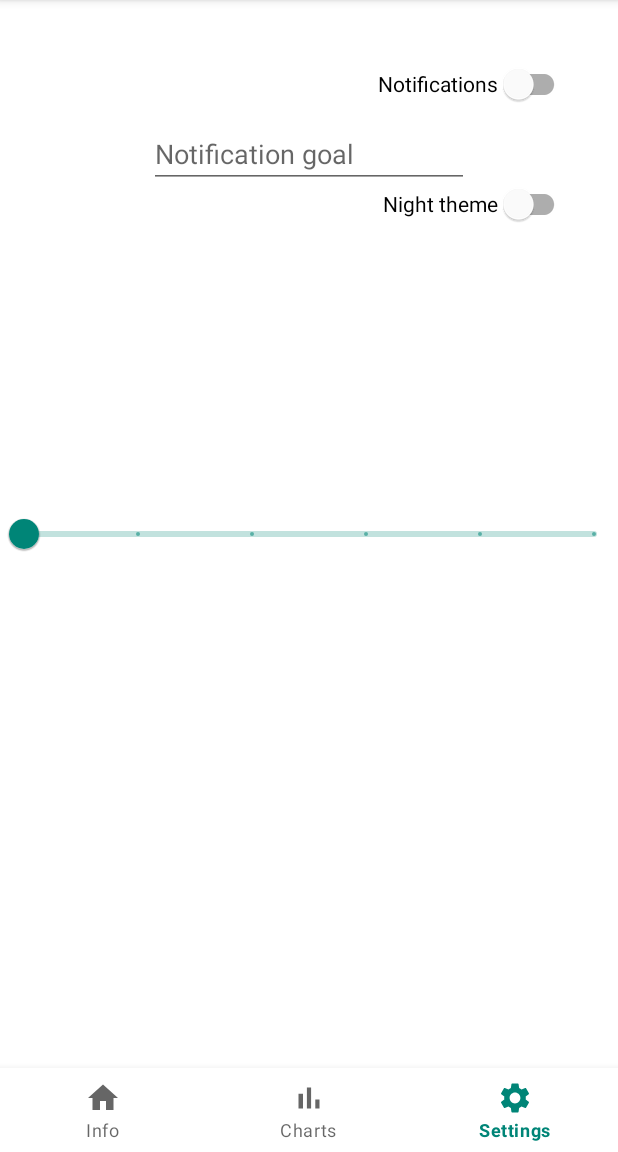
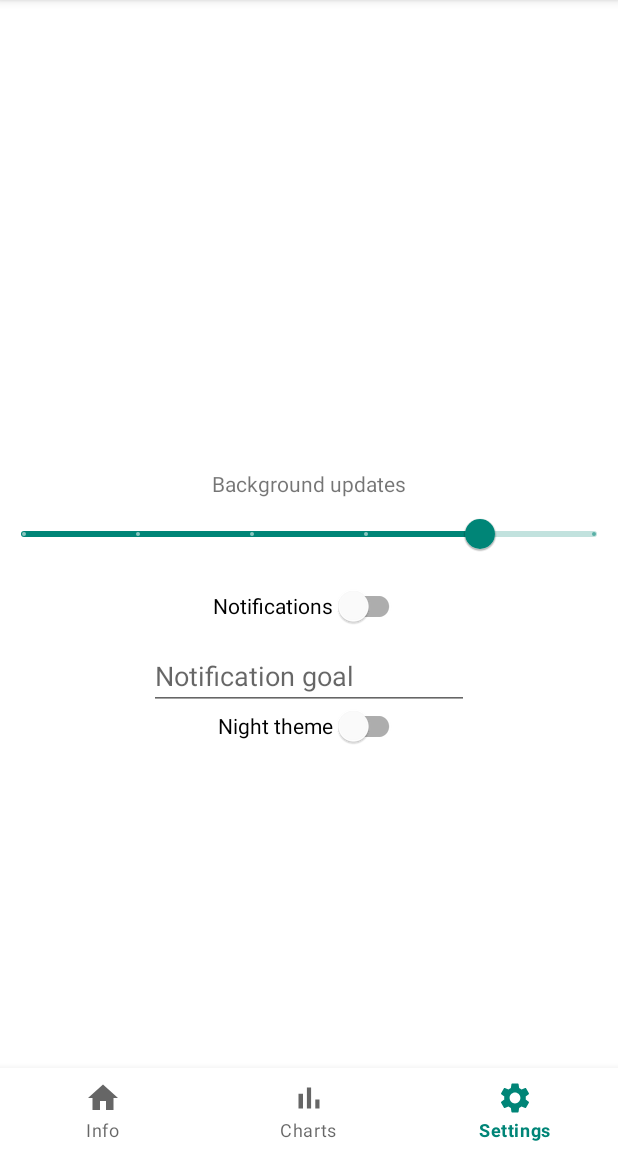
Before and after one commit to LisPI/KeepInAkurs, an Android app: the HomeFragment screen opened directly, with no data from a screen before it, item 3 of the bottom bar chosen, on a phone screen of 412 x 824 dp, the part 84-1236 px from its top. Run offline under Robolectric (Android 15) with nearby library versions, the phone set to English and light mode, and no system bars; our stand-ins replace Room's generated code; libraries missing offline, so code that uses them is left out: com.github.mikephil.charting; Roboto replaces fonts that are not available here; 2 statements that could not run were skipped.

Commit message:
feat: workManager settings, add strings

```diff
--- a/app/src/main/java/com/develop/room530/lis/akursnotify/MyWorker.kt
+++ b/app/src/main/java/com/develop/room530/lis/akursnotify/MyWorker.kt
@@ -33,15 +33,15 @@ class MyWorker(private val appContext: Context, workerParams: WorkerParameters)
 
         Log.d("nbrb currency", nbrbRates.lastOrNull()?.price.toString())
         val pushEnabled = runBlocking { appContext.dataStore.data.first()[PrefsKeys.PUSH] }
-        if(pushEnabled == true){
+        if (pushEnabled == true) {
             sendNotification(nbrbRates.lastOrNull()?.price.toString())
         }
-        Log.d("nbrb currency", pushEnabled.toString())
+        Log.d("push enabled", pushEnabled.toString())
 
         return Result.success()
     }
 
-    private fun sendNotification(rate : String) {
+    private fun sendNotification(rate: String) {
         val intent = Intent(appContext, MainActivity::class.java)
         intent.addFlags(Intent.FLAG_ACTIVITY_CLEAR_TOP)
         intent.addFlags(Intent.FLAG_ACTIVITY_SINGLE_TOP)
--- a/app/src/main/java/com/develop/room530/lis/akursnotify/SettingsFragment.kt
+++ b/app/src/main/java/com/develop/room530/lis/akursnotify/SettingsFragment.kt
@@ -5,18 +5,24 @@ import android.os.Bundle
 import android.view.View
 import androidx.datastore.preferences.core.booleanPreferencesKey
 import androidx.datastore.preferences.core.edit
+import androidx.datastore.preferences.core.floatPreferencesKey
 import androidx.datastore.preferences.preferencesDataStore
 import androidx.fragment.app.Fragment
 import androidx.lifecycle.lifecycleScope
+import androidx.work.*
 import com.google.android.material.slider.Slider
 import com.google.android.material.switchmaterial.SwitchMaterial
 import kotlinx.coroutines.flow.first
+import java.util.concurrent.TimeUnit
 
 private const val SETTINGS_NAME = "user_preferences"
+const val DEFAULT_WORK_INTERVAL = 4F
+const val DEFAULT_PUSH_SETTINGS = false
 val Context.dataStore by preferencesDataStore(name = SETTINGS_NAME)
 
 object PrefsKeys {
     val PUSH = booleanPreferencesKey("push_key")
+    val WORK_INTERVAL = floatPreferencesKey("slider_value")
 }
 
 class SettingsFragment : Fragment(R.layout.fragment_settings) {
@@ -30,7 +36,8 @@ class SettingsFragment : Fragment(R.layout.fragment_settings) {
         frequencySlider = view.findViewById(R.id.frequency_slider)
 
         lifecycleScope.launchWhenCreated {
-            pushSwitch.isChecked = requireActivity().dataStore.data.first()[PrefsKeys.PUSH] ?: false
+            pushSwitch.isChecked = requireActivity().dataStore.data.first()[PrefsKeys.PUSH] ?: DEFAULT_PUSH_SETTINGS
+            frequencySlider.value = requireActivity().dataStore.data.first()[PrefsKeys.WORK_INTERVAL] ?: DEFAULT_WORK_INTERVAL
         }
 
         pushSwitch.setOnCheckedChangeListener { _, isChecked ->
@@ -42,14 +49,60 @@ class SettingsFragment : Fragment(R.layout.fragment_settings) {
         }
 
         frequencySlider.setLabelFormatter { value: Float ->
-            when(value){
-                0F -> "1 hour"
-                1F -> "2 hour"
-                2F -> "4 hour"
-                3F -> "8 hour"
-                4F -> "16 hour"
-                else -> "1 day"
+            when (value) {
+                0F -> getString(R.string.slider_0_label)
+                1F -> getString(R.string.slider_1_label)
+                2F -> getString(R.string.slider_2_label)
+                3F -> getString(R.string.slider_3_label)
+                4F -> getString(R.string.slider_4_label)
+                else -> getString(R.string.slider_5_label)
             }
         }
+
+        frequencySlider.addOnChangeListener { rangeSlider, value, fromUser ->
+            lifecycleScope.launchWhenCreated {
+                requireActivity().dataStore.edit { preferences ->
+                    preferences[PrefsKeys.WORK_INTERVAL] = value
+                }
+            }
+            updatePeriodicWork(requireContext(), value)
+        }
+    }
+
+    private fun updatePeriodicWork(context: Context, newInterval: Float) {
+
+        val constraints = Constraints.Builder()
+            .setRequiredNetworkType(NetworkType.CONNECTED)
+            .setRequiresBatteryNotLow(true)
+//            .apply {
+//                if (Build.VERSION.SDK_INT >= Build.VERSION_CODES.M) {
+//                    setRequiresDeviceIdle(true)
+//                }
+//            }
+            .build()
+
+        if(newInterval == 0F)
+        {
+            WorkManager.getInstance(context).cancelUniqueWork(MyWorker.WORK_NAME)
+            return
+        }
+
+        val repeatingRequest =
+            when (newInterval) {
+                1F -> PeriodicWorkRequestBuilder<MyWorker>(7, TimeUnit.DAYS)
+                2F -> PeriodicWorkRequestBuilder<MyWorker>(1, TimeUnit.DAYS)
+                3F -> PeriodicWorkRequestBuilder<MyWorker>(4, TimeUnit.HOURS)
+                4F -> PeriodicWorkRequestBuilder<MyWorker>(1, TimeUnit.HOURS)
+                else -> PeriodicWorkRequestBuilder<MyWorker>(15, TimeUnit.MINUTES)
+            }
+                .setConstraints(constraints)
+                .setInitialDelay(10, TimeUnit.SECONDS) // FIXME for debug
+                .build()
+
+        WorkManager.getInstance(context).enqueueUniquePeriodicWork(
+            MyWorker.WORK_NAME,
+            ExistingPeriodicWorkPolicy.REPLACE,
+            repeatingRequest
+        )
     }
 }
--- a/app/src/main/res/layout/fragment_settings.xml
+++ b/app/src/main/res/layout/fragment_settings.xml
@@ -8,11 +8,10 @@
             android:id="@+id/switch1"
             android:layout_width="wrap_content"
             android:layout_height="wrap_content"
-            android:layout_marginTop="32dp"
-            android:layout_marginEnd="32dp"
             android:text="@string/notification_switch_label"
             app:layout_constraintEnd_toEndOf="parent"
-            app:layout_constraintTop_toTopOf="parent" />
+            app:layout_constraintStart_toStartOf="parent"
+            app:layout_constraintTop_toBottomOf="@+id/frequency_slider" />
 
     <com.google.android.material.switchmaterial.SwitchMaterial
             android:id="@+id/switch2"
@@ -39,13 +38,23 @@
             android:id="@+id/frequency_slider"
             android:layout_width="wrap_content"
             android:layout_height="wrap_content"
+            android:layout_marginStart="16dp"
+            android:layout_marginEnd="16dp"
+            android:stepSize="1.0"
             android:valueFrom="0.0"
             android:valueTo="5.0"
-            android:stepSize="1.0"
-
             app:layout_constraintBottom_toBottomOf="parent"
             app:layout_constraintEnd_toEndOf="parent"
             app:layout_constraintStart_toStartOf="parent"
             app:layout_constraintTop_toTopOf="parent" />
 
+    <TextView
+            android:id="@+id/slider_label"
+            android:layout_width="wrap_content"
+            android:layout_height="wrap_content"
+            android:text="@string/background_updates_slider_label"
+            app:layout_constraintBottom_toTopOf="@+id/frequency_slider"
+            app:layout_constraintEnd_toEndOf="@+id/frequency_slider"
+            app:layout_constraintStart_toStartOf="@+id/frequency_slider" />
+
 </androidx.constraintlayout.widget.ConstraintLayout>
--- a/app/src/main/res/values/strings.xml
+++ b/app/src/main/res/values/strings.xml
@@ -4,8 +4,8 @@
     <string name="updateMessage">Updating</string>
     <string name="NB">NB RB</string>
     <string name="Akurs">A-Kurs</string>
-    <string name="app_pref">APP_PREF</string>
-    <string name="onboarding_complete">OnboardingComplete</string>
+    <string name="app_pref" translatable="false">APP_PREF</string>
+    <string name="onboarding_complete" translatable="false">OnboardingComplete</string>
     <string name="done_message">OK!</string>
     <string name="onboarding_message">Графики на левой и правой страничках интерактивны, значения обновляются в фоне 1 раз в час. Либо это показать как диалоги)</string>
     <string name="info_nav_label">Info</string>
@@ -21,6 +21,13 @@
     <string name="theme_switch_label">Night theme</string>
     <string name="card_label" translatable="false">card label</string>
     <string name="no_internet_message">Check your Internet connection</string>
-    <string name="channelId">Интересующие курсы</string>
-    <string name="interestRate">Интересный курс</string>
+    <string name="channelId">Rates</string>
+    <string name="interestRate">Interesting exchange rate</string>
+    <string name="background_updates_slider_label">Background updates</string>
+    <string name="slider_0_label">Never</string>
+    <string name="slider_1_label">1 week</string>
+    <string name="slider_2_label">1 day</string>
+    <string name="slider_3_label">4 hour</string>
+    <string name="slider_4_label">1 hour</string>
+    <string name="slider_5_label">15 minutes</string>
 </resources>
```
Also changed, not shown: app/src/main/java/com/develop/room530/lis/akursnotify/AkursApp.kt (+18 -7 lines), 1 other file.
